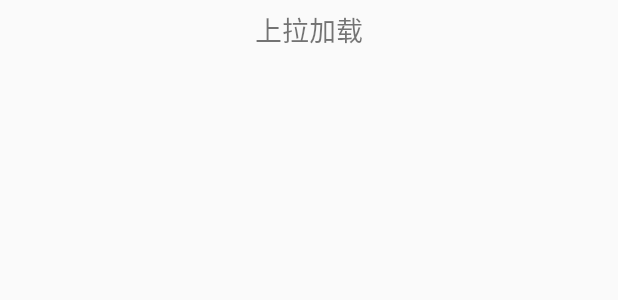
After one commit to sulancheng/myble, an Android app: the layout footer.xml on its own in the app's theme, with its tools: preview values and no code run, on a phone screen of 412 x 824 dp. The commit adds this screen. Shown: the top 300 px of the screen. Run offline under Robolectric (Android 15) with nearby library versions, the phone set to English and light mode, and no system bars.

Commit message:
处理下拉加载中的加载脚

```diff
--- a/build.gradle
+++ b/build.gradle
@@ -5,7 +5,7 @@ buildscript {
         jcenter()
     }
     dependencies {
-        classpath 'com.android.tools.build:gradle:2.0.0'
+        classpath 'com.android.tools.build:gradle:2.1.2'
 
         // NOTE: Do not place your application dependencies here; they belong
         // in the individual module build.gradle files
--- /dev/null
+++ b/myrefreandloadmore/src/main/res/layout/footer.xml
@@ -0,0 +1,15 @@
+<?xml version="1.0" encoding="utf-8"?>
+<LinearLayout xmlns:android="http://schemas.android.com/apk/res/android"
+    android:orientation="vertical" android:layout_width="match_parent"
+    android:layout_height="match_parent">
+    <TextView
+        android:textSize="18sp"
+        android:id="@+id/jiao"
+        android:text=" 上拉加载 "
+        android:layout_marginTop="6dp"
+        android:gravity="center_horizontal"
+        android:layout_gravity="center_horizontal"
+        android:layout_width="wrap_content"
+        android:layout_height="wrap_content" />
+
+</LinearLayout>
--- a/ptr-lib-pull-to/build.gradle
+++ b/ptr-lib-pull-to/build.gradle
@@ -30,4 +30,3 @@ android {
 
 dependencies {
 }
-apply from: './gradle-mvn-push.gradle'
```
Also changed, not shown: myrefreandloadmore/src/main/java/com/example/myrefreandloadmore/JindianActivity.java (+32 -7 lines), myrefreandloadmore/src/main/java/com/example/myrefreandloadmore/MainActivity.java (+25 -29 lines), myrefreandloadmore/src/main/res/layout/activity_jindian.xml (+53 -7 lines).
